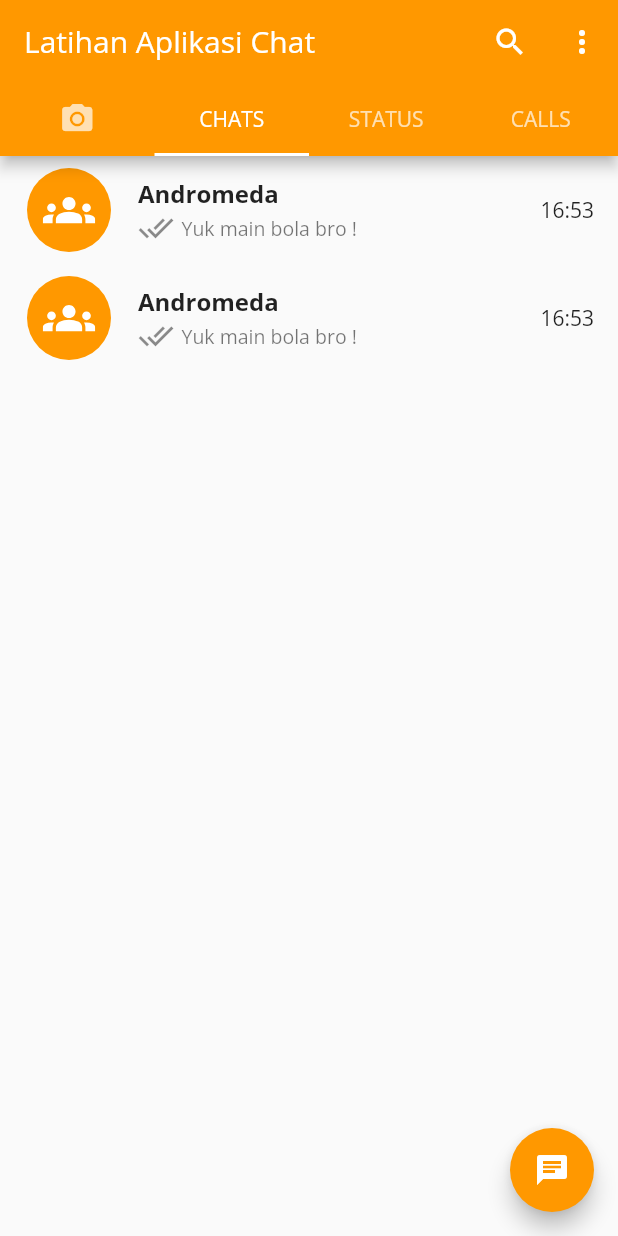
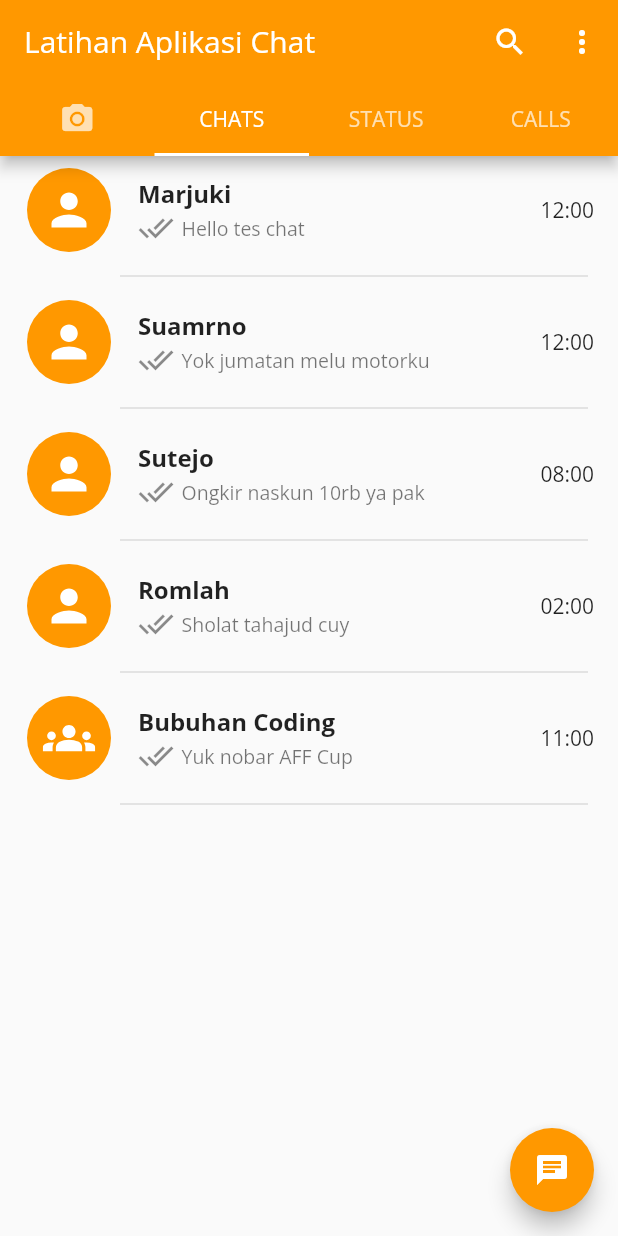
Before and after one commit to dedyfuadi92/chat_app, a Flutter app: the screen it shows after launch, tab 2 chosen, on a phone screen of 412 x 824 dp. Run offline on Flutter 3.47's test engine with Material 2 defaults, Android fonts, the phone set to English and light mode, and no system bars; our stand-ins replace flutter_svg.

```diff
--- a/lib/customui/CustomCard.dart
+++ b/lib/customui/CustomCard.dart
@@ -1,16 +1,26 @@
+import 'package:chat_app/model/ChatModel.dart';
+import 'package:chat_app/pages/IndividualPage.dart';
 import 'package:flutter/material.dart';
 import 'package:flutter_svg/flutter_svg.dart';
 
 class CustomCard extends StatelessWidget {
-  const CustomCard({Key? key}) : super(key: key);
+  const CustomCard({Key key, this.chatModel}) : super(key: key);
+  final ChatModel chatModel;
 
   @override
   Widget build(BuildContext context) {
-    return ListTile(
+    return InkWell(
+      onTap: () {
+        Navigator.push(
+            context, MaterialPageRoute(builder: (context) => IndividualPage()));
+      },
+      child: Column(
+        children: [
+          ListTile(
             leading: CircleAvatar(
               radius: 30,
               child: SvgPicture.asset(
-          'assets/groups.svg',
+                chatModel.isGroup ? 'assets/groups.svg' : 'assets/person.svg',
                 color: Colors.white,
                 height: 35,
                 width: 35,
@@ -18,7 +28,7 @@ class CustomCard extends StatelessWidget {
               backgroundColor: Colors.orange,
             ),
             title: Text(
-        'Andromeda',
+              chatModel.name,
               style: TextStyle(fontSize: 16, fontWeight: FontWeight.bold),
             ),
             subtitle: Row(
@@ -28,14 +38,26 @@ class CustomCard extends StatelessWidget {
                   width: 5,
                 ),
                 Text(
-            'Yuk main bola bro !',
+                  chatModel.currentMessage,
                   style: TextStyle(
                     fontSize: 13,
                   ),
                 ),
               ],
             ),
-      trailing: Text('16:53'),
+            trailing: Text(chatModel.time),
+          ),
+          Padding(
+            padding: const EdgeInsets.only(
+              right: 20,
+              left: 80,
+            ),
+            child: Divider(
+              thickness: 1,
+            ),
+          ),
+        ],
+      ),
     );
   }
 }
--- a/lib/main.dart
+++ b/lib/main.dart
@@ -6,7 +6,7 @@ void main() {
 }
 
 class MyApp extends StatelessWidget {
-  const MyApp({Key? key}) : super(key: key);
+  const MyApp({key}) : super(key: key);
 
   @override
   Widget build(BuildContext context) {
--- /dev/null
+++ b/lib/model/ChatModel.dart
@@ -0,0 +1,14 @@
+class ChatModel {
+  String name;
+  String icon;
+  bool isGroup;
+  String time;
+  String currentMessage;
+  ChatModel({
+    this.name,
+    this.icon,
+    this.isGroup,
+    this.time,
+    this.currentMessage,
+  });
+}
--- a/lib/pages/ChatPage.dart
+++ b/lib/pages/ChatPage.dart
@@ -1,14 +1,52 @@
+import 'package:chat_app/model/ChatModel.dart';
 import 'package:flutter/material.dart';
 import 'package:chat_app/customui/CustomCard.dart';
 
 class ChatPage extends StatefulWidget {
-  const ChatPage({Key? key}) : super(key: key);
+  const ChatPage({key}) : super(key: key);
 
   @override
   _ChatPageState createState() => _ChatPageState();
 }
 
 class _ChatPageState extends State<ChatPage> {
+  List<ChatModel> chats = [
+    ChatModel(
+      name: 'Marjuki',
+      icon: 'person.svg',
+      isGroup: false,
+      time: '12:00',
+      currentMessage: 'Hello tes chat',
+    ),
+    ChatModel(
+      name: 'Suamrno',
+      icon: 'person.svg',
+      isGroup: false,
+      time: '12:00',
+      currentMessage: 'Yok jumatan melu motorku',
+    ),
+    ChatModel(
+      name: 'Sutejo',
+      icon: 'person.svg',
+      isGroup: false,
+      time: '08:00',
+      currentMessage: 'Ongkir naskun 10rb ya pak',
+    ),
+    ChatModel(
+      name: 'Romlah',
+      icon: 'person.svg',
+      isGroup: false,
+      time: '02:00',
+      currentMessage: 'Sholat tahajud cuy',
+    ),
+    ChatModel(
+      name: 'Bubuhan Coding',
+      icon: 'groups.svg',
+      isGroup: true,
+      time: '11:00',
+      currentMessage: 'Yuk nobar AFF Cup',
+    ),
+  ];
   @override
   Widget build(BuildContext context) {
     return Scaffold(
@@ -17,11 +55,11 @@ class _ChatPageState extends State<ChatPage> {
         onPressed: () {},
         child: Icon(Icons.chat),
       ),
-      body: ListView(
-        children: [
-          CustomCard(),
-          CustomCard(),
-        ],
+      body: ListView.builder(
+        itemCount: chats.length,
+        itemBuilder: (context, index) => CustomCard(
+          chatModel: chats[index],
+        ),
       ),
     );
   }
--- /dev/null
+++ b/lib/pages/IndividualPage.dart
@@ -0,0 +1,48 @@
+import 'package:chat_app/model/ChatModel.dart';
+import 'package:flutter/material.dart';
+import 'package:flutter_svg/flutter_svg.dart';
+
+class IndividualPage extends StatefulWidget {
+  const IndividualPage({Key key, this.chatModel}) : super(key: key);
+  final ChatModel chatModel;
+
+  @override
+  _IndividualPageState createState() => _IndividualPageState();
+}
+
+class _IndividualPageState extends State<IndividualPage> {
+  @override
+  Widget build(BuildContext context) {
+    return Scaffold(
+      appBar: AppBar(
+        leadingWidth: 70,
+        leading: InkWell(
+          onTap: () {
+            Navigator.pop(context);
+          },
+          child: Row(
+            mainAxisAlignment: MainAxisAlignment.center,
+            children: [
+              Icon(
+                Icons.arrow_back,
+                size: 24,
+              ),
+              CircleAvatar(
+                child: SvgPicture.asset(
+                  widget.chatModel.isGroup
+                      ? 'assets/groups.svg'
+                      : 'assets/person.svg',
+                  color: Colors.white,
+                  height: 35,
+                  width: 35,
+                ),
+                radius: 20,
+                backgroundColor: Colors.yellow,
+              ),
+            ],
+          ),
+        ),
+      ),
+    );
+  }
+}
--- a/lib/screens/HomeScreen.dart
+++ b/lib/screens/HomeScreen.dart
@@ -2,7 +2,7 @@ import 'package:chat_app/pages/ChatPage.dart';
 import 'package:flutter/material.dart';
 
 class HomeScreen extends StatefulWidget {
-  const HomeScreen({Key? key}) : super(key: key);
+  const HomeScreen({key}) : super(key: key);
 
   @override
   _HomeScreenState createState() => _HomeScreenState();
@@ -10,7 +10,7 @@ class HomeScreen extends StatefulWidget {
 
 class _HomeScreenState extends State<HomeScreen>
     with SingleTickerProviderStateMixin {
-  late TabController _controller;
+  TabController _controller;
   @override
   void initState() {
     // TODO: implement initState
--- a/pubspec.yaml
+++ b/pubspec.yaml
@@ -18,7 +18,7 @@ publish_to: 'none' # Remove this line if you wish to publish to pub.dev
 version: 1.0.0+1
 
 environment:
-  sdk: ">=2.12.0 <3.0.0"
+  sdk: ">=2.10.0 <3.0.0"
 
 # Dependencies specify other packages that your package needs in order to work.
 # To automatically upgrade your package dependencies to the latest versions
```
Lines whose indentation alone changed are shown as unchanged.
